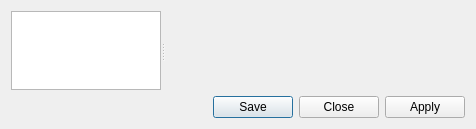
Old version of the form lxqt-config-monitor/monitorsettingsdialog.ui in the repository lxqt/lxqt-config.
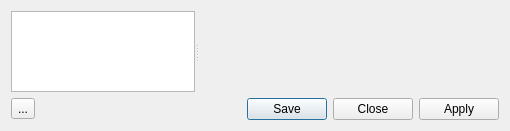
New version of the form. Icons and pictures are not drawn.

Diff of the .ui file:
```diff
--- a/lxqt-config-monitor/monitorsettingsdialog.ui
+++ b/lxqt-config-monitor/monitorsettingsdialog.ui
@@ -6,8 +6,8 @@
    <rect>
     <x>0</x>
     <y>0</y>
-    <width>474</width>
-    <height>129</height>
+    <width>510</width>
+    <height>131</height>
    </rect>
   </property>
   <property name="windowTitle">
@@ -64,6 +64,18 @@
     </widget>
    </item>
    <item>
+    <layout class="QHBoxLayout" name="horizontalLayout">
+     <item>
+      <widget class="QToolButton" name="settingsButton">
+       <property name="text">
+        <string>...</string>
+       </property>
+       <property name="autoRaise">
+        <bool>false</bool>
+       </property>
+      </widget>
+     </item>
+     <item>
     <widget class="QDialogButtonBox" name="buttonBox">
      <property name="orientation">
       <enum>Qt::Horizontal</enum>
@@ -75,6 +87,8 @@
       <bool>false</bool>
      </property>
     </widget>
+     </item>
+    </layout>
    </item>
   </layout>
  </widget>
```
Lines whose indentation alone changed are shown as unchanged.
